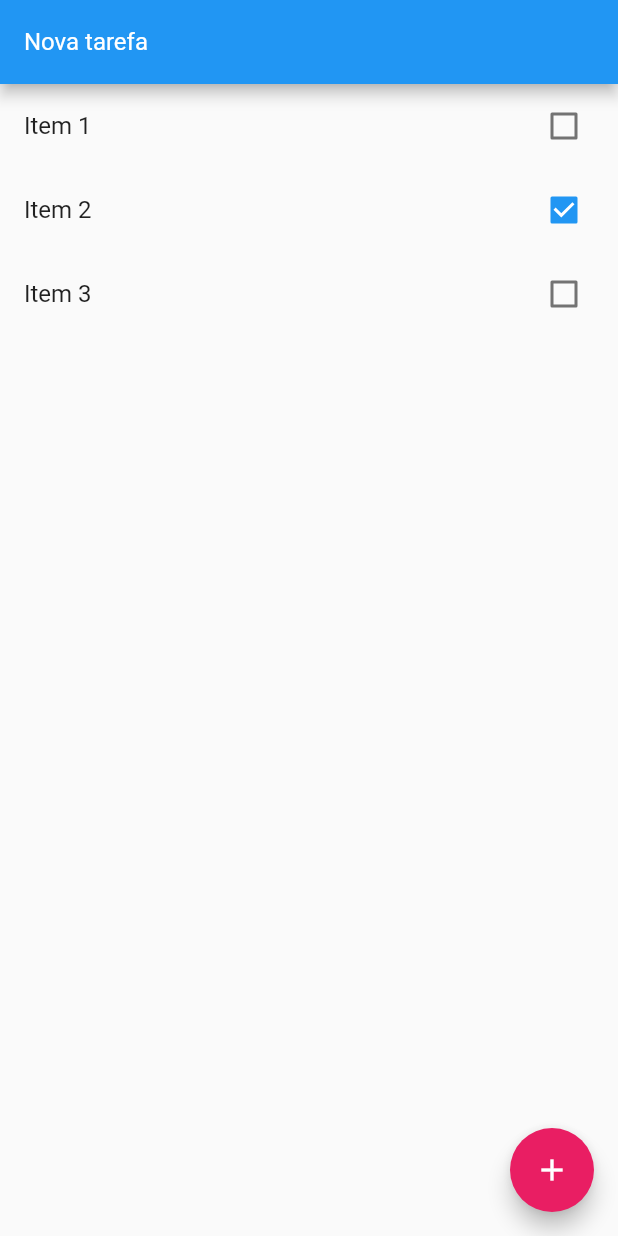
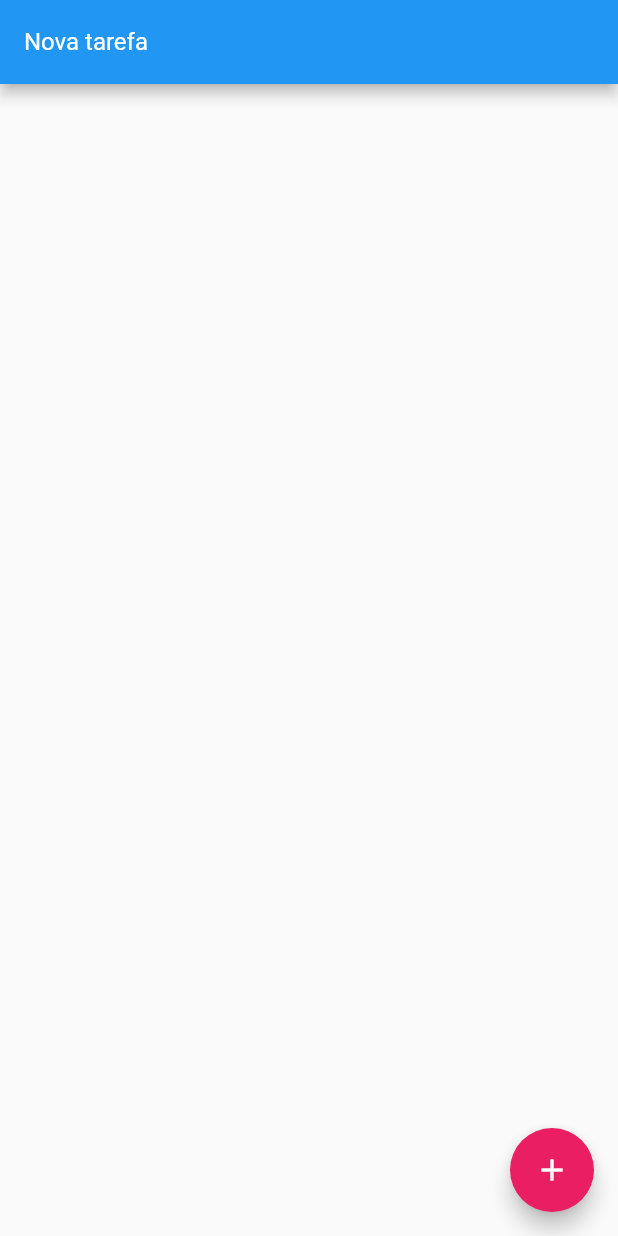
Before and after one commit to dlimapa/flutter_balta_io, a Flutter app: the screen it shows after launch, on a phone screen of 412 x 824 dp. Run offline on Flutter 3.47's test engine with Material 2 defaults, Android fonts, the phone set to English and light mode, and no system bars.

Commit message:
Ajustando os files

```diff
--- a/lib/main.dart
+++ b/lib/main.dart
@@ -21,10 +21,10 @@ class HomePage extends StatefulWidget {
   var items = new List<Item>();
 
   HomePage() {
-    items = [];
-    items.add(Item(title: "Item 1", done: false));
-    items.add(Item(title: "Item 2", done: true));
-    items.add(Item(title: "Item 3", done: false));
+    // items = [];
+    // items.add(Item(title: "Item 1", done: false));
+    // items.add(Item(title: "Item 2", done: true));
+    // items.add(Item(title: "Item 3", done: false));
   }
 
   @override
@@ -50,6 +50,11 @@ class _HomePageState extends State<HomePage> {
     setState(() {
       widget.items.removeAt(index);
     });
+  }
+
+  //A leitura nunca é real time.
+  load() async {
+
   }
 
   @override
```
Also changed, not shown: pubspec.yaml (+1 -6 lines), pubspec.lock, 5 other files.
